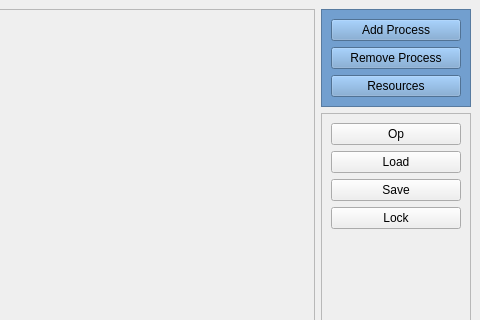
Before: the Qt Designer form simulator/OSProcessSim/mainwindow.ui in Kastautor/OSProcessSim, drawn with Qt 5; both pictures show x 302 to 782 and y 0 to 320 of the 782 by 609 pixel window.
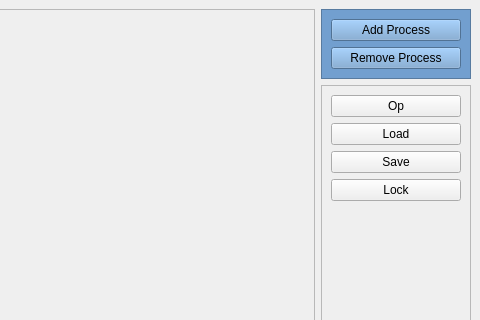
After: the same form once the commit is applied.

Patch:
```diff
--- a/simulator/OSProcessSim/mainwindow.ui
+++ b/simulator/OSProcessSim/mainwindow.ui
@@ -78,13 +78,6 @@
            </property>
           </widget>
          </item>
-         <item>
-          <widget class="QPushButton" name="resourcesButton">
-           <property name="text">
-            <string>Resources</string>
-           </property>
-          </widget>
-         </item>
         </layout>
        </widget>
       </item>
```
